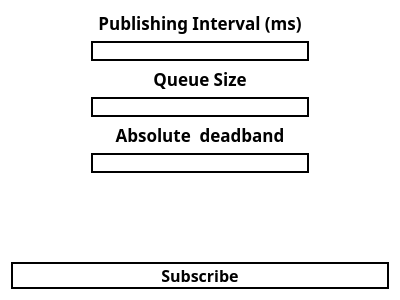
Qt form opc-client/subscription.ui (alexlocastro/industrial-informatics-opc-ua-python) before a commit.
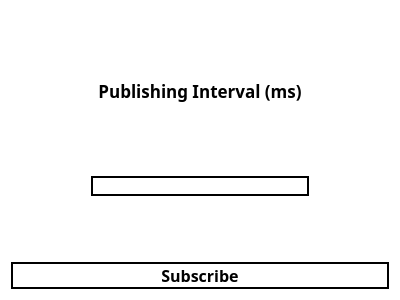
The same form after that commit.

Patch:
```diff
--- a/opc-client/subscription.ui
+++ b/opc-client/subscription.ui
@@ -48,73 +48,18 @@
      </property>
     </widget>
    </item>
-   <item>
-    <widget class="QLabel" name="label_2">
-     <property name="font">
-      <font>
-       <family>Ubuntu Mono</family>
-       <pointsize>13</pointsize>
-       <weight>75</weight>
-       <bold>true</bold>
-      </font>
-     </property>
-     <property name="text">
-      <string>Queue Size</string>
-     </property>
-     <property name="alignment">
-      <set>Qt::AlignCenter</set>
-     </property>
-    </widget>
-   </item>
-   <item>
-    <widget class="QLineEdit" name="queueSize">
-     <property name="styleSheet">
-      <string notr="true">QLineEdit {
-	border: 2px solid black;
-	margin-left: 80px;
-	margin-right: 80px;
-}</string>
-     </property>
-    </widget>
-   </item>
-   <item>
-    <widget class="QLabel" name="label_3">
-     <property name="font">
-      <font>
-       <family>Ubuntu Mono</family>
-       <pointsize>13</pointsize>
-       <weight>75</weight>
-       <bold>true</bold>
-      </font>
-     </property>
-     <property name="text">
-      <string>Absolute  deadband</string>
-     </property>
-     <property name="alignment">
-      <set>Qt::AlignCenter</set>
-     </property>
-    </widget>
-   </item>
-   <item>
-    <widget class="QLineEdit" name="absoluteDeadBand">
-     <property name="styleSheet">
-      <string notr="true">QLineEdit {
-	border: 2px solid black;
-	margin-left: 80px;
-	margin-right: 80px;
-}</string>
-     </property>
-    </widget>
-   </item>
    <item>
     <spacer name="verticalSpacer">
      <property name="orientation">
       <enum>Qt::Vertical</enum>
      </property>
+     <property name="sizeType">
+      <enum>QSizePolicy::Fixed</enum>
+     </property>
      <property name="sizeHint" stdset="0">
       <size>
        <width>20</width>
-       <height>40</height>
+       <height>60</height>
       </size>
      </property>
     </spacer>
```
